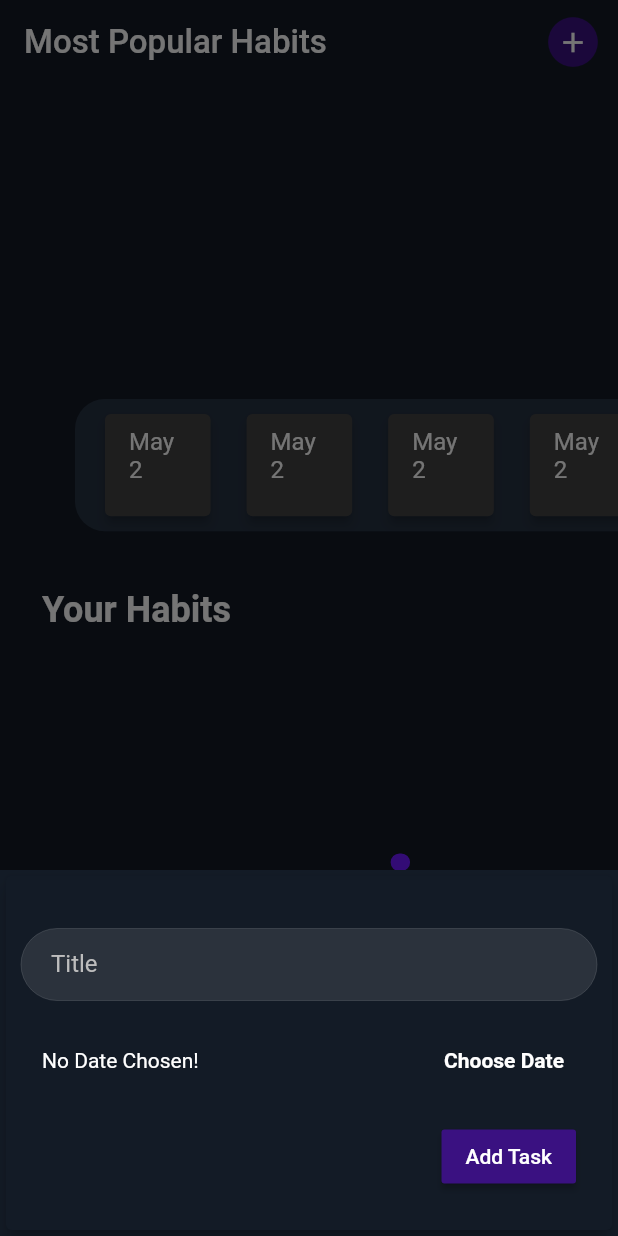
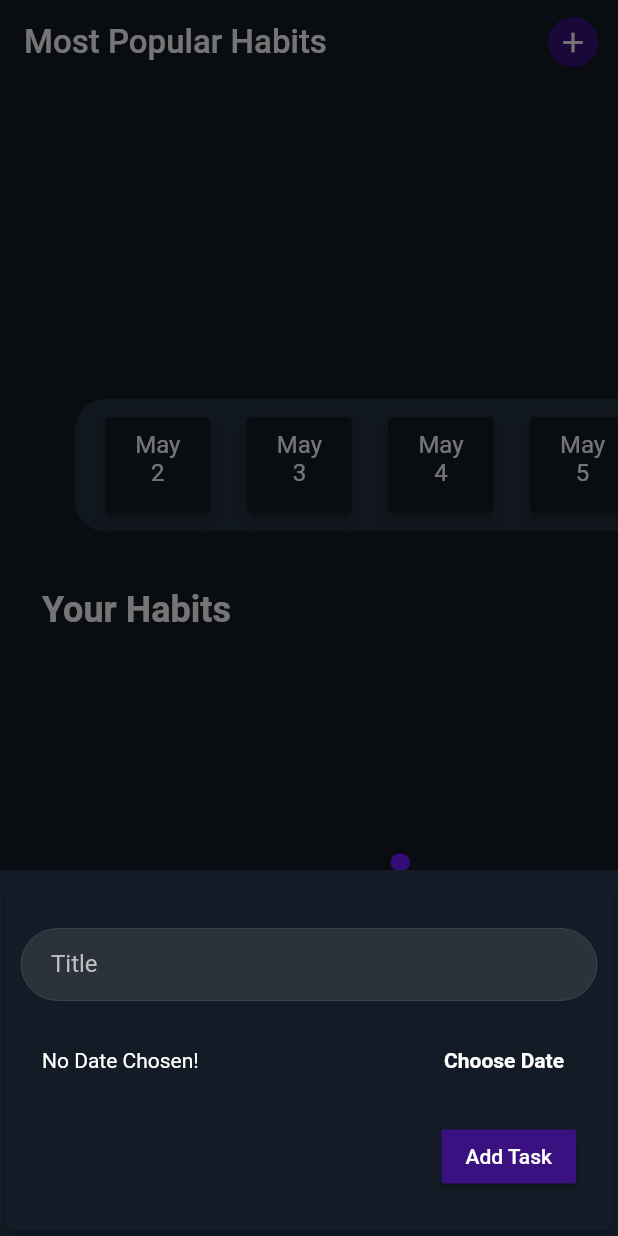
Before and after one commit to Prabhneet-Web/HabitTracker, a Flutter app: the screen it shows after launch, after a tap on the "circle" icon, on a phone screen of 412 x 824 dp. Run offline on Flutter 3.47's test engine with Material 2 defaults, Android fonts, the phone set to English and light mode, and no system bars; our stand-ins replace cloud_firestore, firebase_auth, firebase_core, lottie; accounts and stored records are empty.

Commit message:
Widget Removed.

```diff
--- a/lib/widget/newTasks.dart
+++ b/lib/widget/newTasks.dart
@@ -16,12 +16,12 @@ class NewTasks extends StatefulWidget {
 
 class _NewTasksState extends State<NewTasks> {
   final TextEditingController _titleController = TextEditingController();
-  DateTime _selectedDate = DateTime(00, 00, 0000);
+  DateTime selectedDate = DateTime(00, 00, 0000);
 
   void _submitData() {
     final enteredTitle = _titleController.text;
-    if (enteredTitle.isEmpty || _selectedDate == DateTime(00, 00, 0000)) return;
-    widget.addTk(enteredTitle, _selectedDate);
+    if (enteredTitle.isEmpty || selectedDate == DateTime(00, 00, 0000)) return;
+    widget.addTk(enteredTitle, selectedDate);
     Navigator.of(context).pop();
   }
 
@@ -29,12 +29,12 @@ class _NewTasksState extends State<NewTasks> {
     showDatePicker(
             context: context,
             initialDate: DateTime.now(),
-            firstDate: DateTime(2022),
-            lastDate: DateTime.now())
+            firstDate: DateTime.now(),
+            lastDate: DateTime.now().add(Duration(days: 6)))
         .then((pickedDate) {
       if (pickedDate == null) return;
       setState(() {
-        _selectedDate = pickedDate;
+        selectedDate = pickedDate;
       });
     }); //Then allows us to provide a function which is executed once the future resolves to a value
   }
@@ -87,9 +87,9 @@ class _NewTasksState extends State<NewTasks> {
                   child: Row(
                     mainAxisAlignment: MainAxisAlignment.spaceBetween,
                     children: [
-                      Text(_selectedDate == DateTime(00, 00, 000)
+                      Text(selectedDate == DateTime(00, 00, 000)
                           ? "No Date Chosen!"
-                          : "Picked Date:- ${DateFormat.yMd().format(_selectedDate)}"),
+                          : "Picked Date:- ${DateFormat.yMd().format(selectedDate)}"),
                       const SizedBox(width: 10),
                       TextButton(
                         child: const Text(
--- a/lib/widget/taskMiddleDateCard.dart
+++ b/lib/widget/taskMiddleDateCard.dart
@@ -1,4 +1,5 @@
 import 'package:flutter/material.dart';
+import 'package:habit_tracker/util/colors.dart';
 import 'package:intl/intl.dart';
 
 class MiddleDateList extends StatelessWidget {
@@ -15,9 +16,15 @@ class MiddleDateList extends StatelessWidget {
             child: Container(
               width: MediaQuery.of(context).size.width * 0.2,
               child: Card(
-                margin: const EdgeInsets.symmetric(horizontal: 6, vertical: 4),
+                color: mobileBackgroundColor,
+                margin: const EdgeInsets.symmetric(horizontal: 6, vertical: 6),
                 elevation: 3,
-                child: ListTile(title: Text(DateFormat.MMMMd().format(DateTime.now()))),
+                child: ListTile(
+                    title: Text(
+                  DateFormat.MMMMd()
+                      .format(DateTime.now().add(Duration(days: index))),
+                  textAlign: TextAlign.center,
+                )),
               ),
             ),
           );
```
Also changed, not shown: lib/widget/taskCard.dart (deleted, +0 -37 lines).
